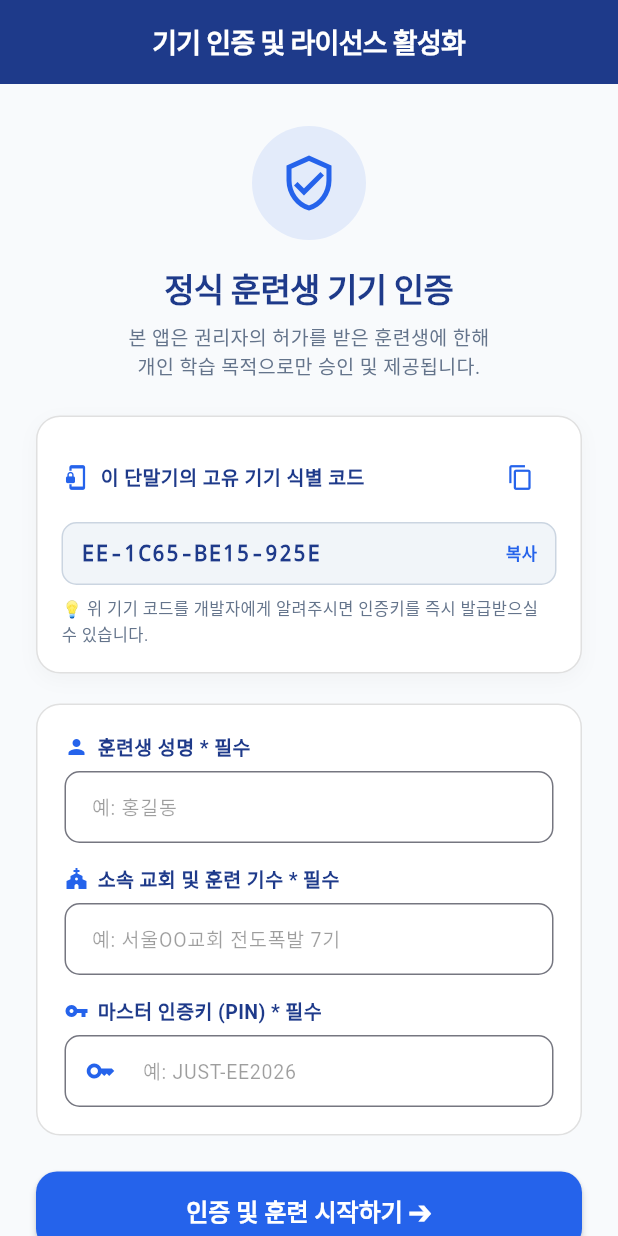
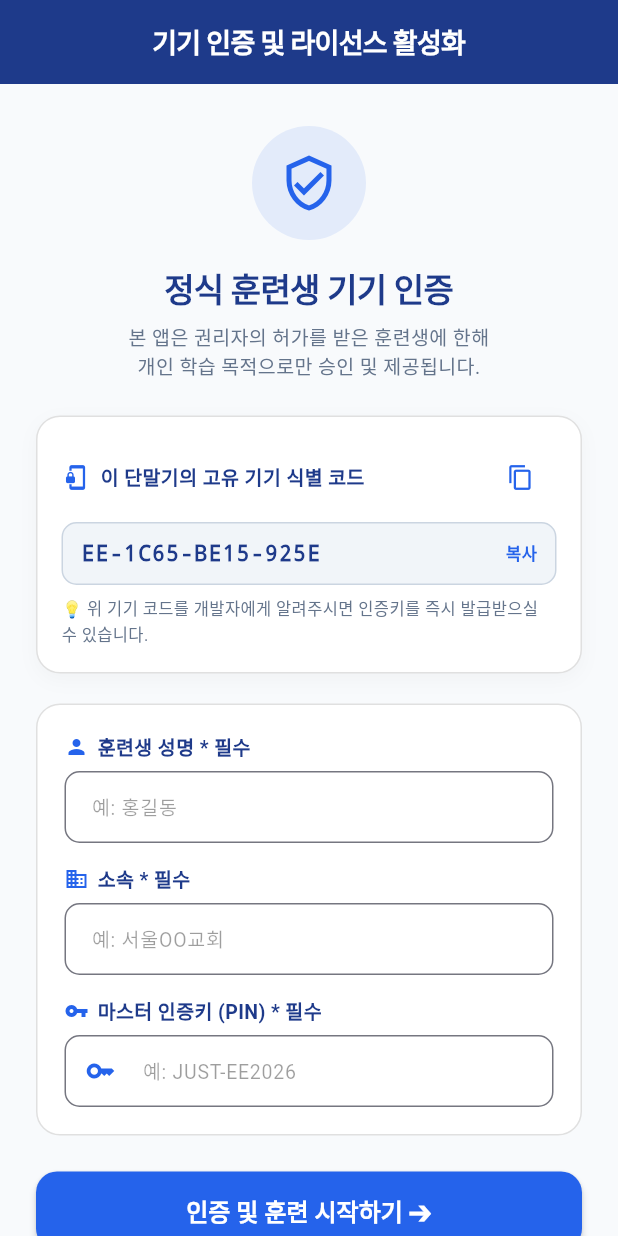
Before and after one commit to xhpark/Evangelism, a Flutter app: the LicenseActivationScreen screen opened directly, on a phone screen of 412 x 824 dp. Run offline on Flutter 3.47's test engine with Material 3 defaults, Android fonts, the light colour scheme and no system bars; our stand-ins replace flutter_tts, shared_preferences, speech_to_text, wakelock_plus; accounts and stored records are empty.

Commit message:
fix: 훈련 기수 문구 제거 및 성명/소속 필수 입력 통일

```diff
--- a/lib/screens/license_activation_screen.dart
+++ b/lib/screens/license_activation_screen.dart
@@ -41,7 +41,7 @@ class _LicenseActivationScreenState extends State<LicenseActivationScreen> {
 
     if (affiliation.isEmpty) {
       setState(() {
-        _errorMessage = '소속 교회 및 훈련 기수를 입력해 주세요 (필수).';
+        _errorMessage = '소속을 입력해 주세요 (필수).';
       });
       return;
     }
@@ -282,10 +282,10 @@ class _LicenseActivationScreenState extends State<LicenseActivationScreen> {
 
                       const Row(
                         children: [
-                          Icon(Icons.church, size: 16, color: AppTheme.primaryBlue),
+                          Icon(Icons.business, size: 16, color: AppTheme.primaryBlue),
                           SizedBox(width: 6),
                           Text(
-                            '소속 교회 및 훈련 기수 * 필수',
+                            '소속 * 필수',
                             style: TextStyle(
                               fontSize: 13,
                               fontWeight: FontWeight.bold,
@@ -298,7 +298,7 @@ class _LicenseActivationScreenState extends State<LicenseActivationScreen> {
                       TextField(
                         controller: _affiliationController,
                         decoration: InputDecoration(
-                          hintText: '예: 서울OO교회 전도폭발 7기',
+                          hintText: '예: 서울OO교회',
                           hintStyle: const TextStyle(fontSize: 13, color: Colors.black38),
                           contentPadding: const EdgeInsets.symmetric(horizontal: 14, vertical: 12),
                           border: OutlineInputBorder(borderRadius: BorderRadius.circular(10)),
```
Also changed, not shown: 2 other files.
